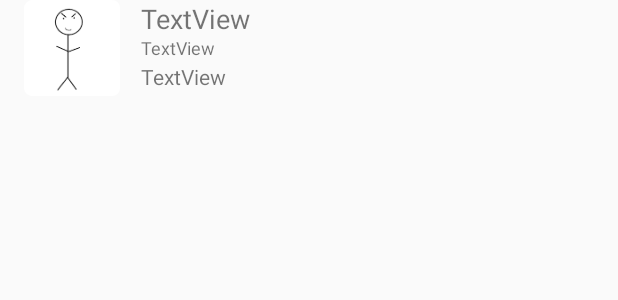
After one commit to AllenZB/orbital, an Android app: the layout single_contact.xml on its own in the app's theme, with its tools: preview values and no code run, on a phone screen of 412 x 824 dp. The commit adds this screen. Shown: the top 300 px of the screen. Run offline under Robolectric (Android 15) with nearby library versions, the phone set to English and light mode, and no system bars.

Commit message:
add contact list

```diff
--- a/TIO/app/src/main/java/com/example/wxhgxj/tio/User.java
+++ b/TIO/app/src/main/java/com/example/wxhgxj/tio/User.java
@@ -9,7 +9,7 @@ public class User {
 
     private String Name;
     private String Email;
-    private HashMap<String, String> Contacts;
+    private HashMap<String, Contacts> Contacts;
 
     public User() {
 
@@ -36,11 +36,11 @@ public class User {
         Email = email;
     }
 
-    public HashMap<String, String> getContacts() {
+    public HashMap<String, Contacts> getContacts() {
         return Contacts;
     }
 
-    public void setContacts(HashMap<String, String> contacts) {
+    public void setContacts(HashMap<String, Contacts> contacts) {
         this.Contacts = contacts;
     }
 }
--- a/TIO/app/src/main/java/com/example/wxhgxj/tio/UserProfileActivity.java
+++ b/TIO/app/src/main/java/com/example/wxhgxj/tio/UserProfileActivity.java
@@ -99,7 +99,7 @@ public class UserProfileActivity extends AppCompatActivity {
                     inContact = false;
                 } else {
                     String time = Calendar.getInstance().getTime().toString();
-                    contactsDatabase.child(selectedUserId).setValue(time);
+                    contactsDatabase.child(selectedUserId).child("Time").setValue(time);
                     String newText = "Remove from contacts";
                     contactOption.setText(newText);
                     inContact = true;
--- a/TIO/app/src/main/res/layout/activity_users.xml
+++ b/TIO/app/src/main/res/layout/activity_users.xml
@@ -13,7 +13,7 @@
         android:layout_alignParentStart="true"
         android:layout_alignParentTop="true"
         tools:layout_editor_absoluteX="0dp"
-        tools:layout_editor_absoluteY="59dp"></android.support.v7.widget.RecyclerView>
+        tools:layout_editor_absoluteY="59dp"/>
 
 
 </RelativeLayout>
--- /dev/null
+++ b/TIO/app/src/main/res/layout/single_contact.xml
@@ -0,0 +1,52 @@
+<?xml version="1.0" encoding="utf-8"?>
+<RelativeLayout xmlns:android="http://schemas.android.com/apk/res/android"
+    xmlns:app="http://schemas.android.com/apk/res-auto"
+    xmlns:tools="http://schemas.android.com/tools"
+    android:layout_width="match_parent"
+    android:layout_height="wrap_content">
+
+    <ImageView
+        android:id="@+id/imageView3"
+        android:layout_width="72dp"
+        android:layout_height="64dp"
+        android:layout_alignParentStart="true"
+        android:layout_alignParentTop="true"
+        android:layout_marginStart="12dp"
+        app:srcCompat="@mipmap/ic_user_sample"
+        tools:layout_editor_absoluteX="15dp"
+        tools:layout_editor_absoluteY="3dp" />
+
+    <TextView
+        android:id="@+id/contactName"
+        android:layout_width="wrap_content"
+        android:layout_height="wrap_content"
+        android:layout_alignParentTop="true"
+        android:layout_alignStart="@+id/contactEmail"
+        android:text="TextView"
+        android:textSize="18sp"
+        tools:layout_editor_absoluteX="109dp"
+        tools:layout_editor_absoluteY="3dp" />
+
+    <TextView
+        android:id="@+id/contactEmail"
+        android:layout_width="wrap_content"
+        android:layout_height="wrap_content"
+        android:layout_alignStart="@+id/contactTime"
+        android:layout_centerVertical="true"
+        android:text="TextView"
+        android:textSize="12sp"
+        tools:layout_editor_absoluteX="109dp"
+        tools:layout_editor_absoluteY="31dp" />
+
+    <TextView
+        android:id="@+id/contactTime"
+        android:layout_width="wrap_content"
+        android:layout_height="wrap_content"
+        android:layout_alignBottom="@+id/imageView3"
+        android:layout_alignParentStart="true"
+        android:layout_marginBottom="3dp"
+        android:layout_marginStart="94dp"
+        android:text="TextView"
+        tools:layout_editor_absoluteX="109dp"
+        tools:layout_editor_absoluteY="53dp" />
+</RelativeLayout>
```
Also changed, not shown: TIO/app/src/main/java/com/example/wxhgxj/tio/BlankFragment.java (added, +109 -0 lines), TIO/app/src/main/java/com/example/wxhgxj/tio/ContactViewHolder.java (added, +33 -0 lines), TIO/app/src/main/java/com/example/wxhgxj/tio/Contacts.java (added, +24 -0 lines), TIO/app/src/main/java/com/example/wxhgxj/tio/ContactsFragment.java (+80 -1 lines), TIO/app/src/main/res/layout/fragment_contacts.xml (+4 -4 lines).
